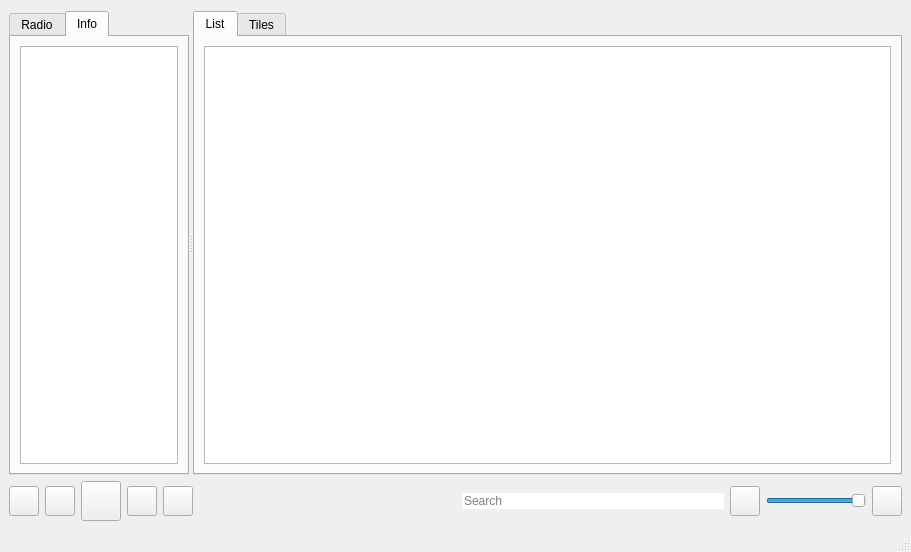
Before: the Qt Designer form mainwindow.ui in grzesiekkedzior/TuneScape, drawn with Qt 5.
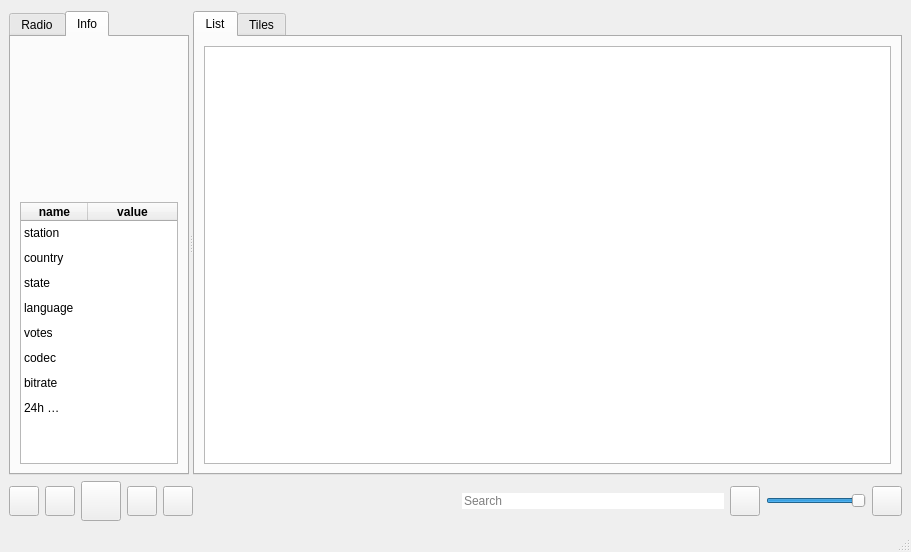
After: the same form once the commit is applied. The open tabs and pages were chosen to show the change. Icons and pictures are not drawn.

Commit message: Add radio info tab skeleton functionality.

Patch:
```diff
--- a/mainwindow.ui
+++ b/mainwindow.ui
@@ -281,6 +281,31 @@
              <string>Info</string>
             </attribute>
             <layout class="QVBoxLayout" name="verticalLayout_5">
+             <item>
+              <widget class="QLabel" name="radioIcon">
+               <property name="minimumSize">
+                <size>
+                 <width>0</width>
+                 <height>150</height>
+                </size>
+               </property>
+               <property name="text">
+                <string/>
+               </property>
+               <property name="pixmap">
+                <pixmap resource="res.qrc">:/images/img/radio-10-96.png</pixmap>
+               </property>
+               <property name="scaledContents">
+                <bool>false</bool>
+               </property>
+               <property name="alignment">
+                <set>Qt::AlignCenter</set>
+               </property>
+               <property name="margin">
+                <number>16</number>
+               </property>
+              </widget>
+             </item>
              <item>
               <widget class="QTableWidget" name="tableWidget">
                <property name="sizePolicy">
@@ -307,6 +332,150 @@
                  <height>0</height>
                 </size>
                </property>
+               <property name="editTriggers">
+                <set>QAbstractItemView::AnyKeyPressed</set>
+               </property>
+               <property name="showGrid">
+                <bool>false</bool>
+               </property>
+               <property name="columnCount">
+                <number>2</number>
+               </property>
+               <attribute name="horizontalHeaderCascadingSectionResizes">
+                <bool>false</bool>
+               </attribute>
+               <attribute name="horizontalHeaderDefaultSectionSize">
+                <number>67</number>
+               </attribute>
+               <attribute name="horizontalHeaderStretchLastSection">
+                <bool>true</bool>
+               </attribute>
+               <attribute name="verticalHeaderVisible">
+                <bool>false</bool>
+               </attribute>
+               <attribute name="verticalHeaderMinimumSectionSize">
+                <number>25</number>
+               </attribute>
+               <attribute name="verticalHeaderDefaultSectionSize">
+                <number>25</number>
+               </attribute>
+               <attribute name="verticalHeaderHighlightSections">
+                <bool>true</bool>
+               </attribute>
+               <attribute name="verticalHeaderShowSortIndicator" stdset="0">
+                <bool>false</bool>
+               </attribute>
+               <attribute name="verticalHeaderStretchLastSection">
+                <bool>false</bool>
+               </attribute>
+               <row>
+                <property name="text">
+                 <string>Nowy wiersz</string>
+                </property>
+               </row>
+               <row>
+                <property name="text">
+                 <string>1</string>
+                </property>
+               </row>
+               <row>
+                <property name="text">
+                 <string>2</string>
+                </property>
+               </row>
+               <row>
+                <property name="text">
+                 <string>3</string>
+                </property>
+               </row>
+               <row>
+                <property name="text">
+                 <string>4</string>
+                </property>
+               </row>
+               <row>
+                <property name="text">
+                 <string>5</string>
+                </property>
+               </row>
+               <row>
+                <property name="text">
+                 <string>7</string>
+                </property>
+               </row>
+               <row>
+                <property name="text">
+                 <string>8</string>
+                </property>
+               </row>
+               <column>
+                <property name="text">
+                 <string>name</string>
+                </property>
+                <property name="font">
+                 <font>
+                  <bold>true</bold>
+                 </font>
+                </property>
+               </column>
+               <column>
+                <property name="text">
+                 <string>value</string>
+                </property>
+                <property name="font">
+                 <font>
+                  <bold>true</bold>
+                 </font>
+                </property>
+               </column>
+               <item row="0" column="0">
+                <property name="text">
+                 <string>station</string>
+                </property>
+               </item>
+               <item row="0" column="1">
+                <property name="text">
+                 <string/>
+                </property>
+               </item>
+               <item row="1" column="0">
+                <property name="text">
+                 <string>country</string>
+                </property>
+               </item>
+               <item row="2" column="0">
+                <property name="text">
+                 <string>state</string>
+                </property>
+                <property name="flags">
+                 <set>ItemIsSelectable|ItemIsDragEnabled|ItemIsDropEnabled|ItemIsUserCheckable|ItemIsEnabled</set>
+                </property>
+               </item>
+               <item row="3" column="0">
+                <property name="text">
+                 <string>language</string>
+                </property>
+               </item>
+               <item row="4" column="0">
+                <property name="text">
+                 <string>votes</string>
+                </property>
+               </item>
+               <item row="5" column="0">
+                <property name="text">
+                 <string>codec</string>
+                </property>
+               </item>
+               <item row="6" column="0">
+                <property name="text">
+                 <string>bitrate</string>
+                </property>
+               </item>
+               <item row="7" column="0">
+                <property name="text">
+                 <string>24h clickcount</string>
+                </property>
+               </item>
               </widget>
              </item>
             </layout>
```
Left out of the diff: 2 changed lines with no effect on the pictures. The commit also changes 6 other files.
